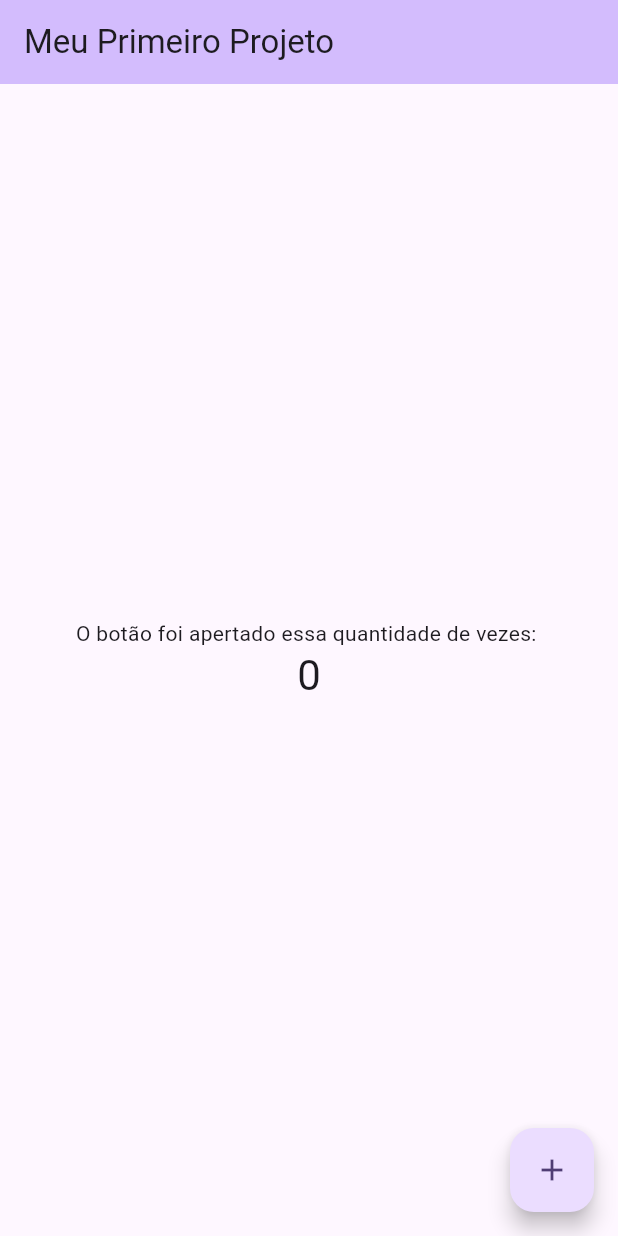
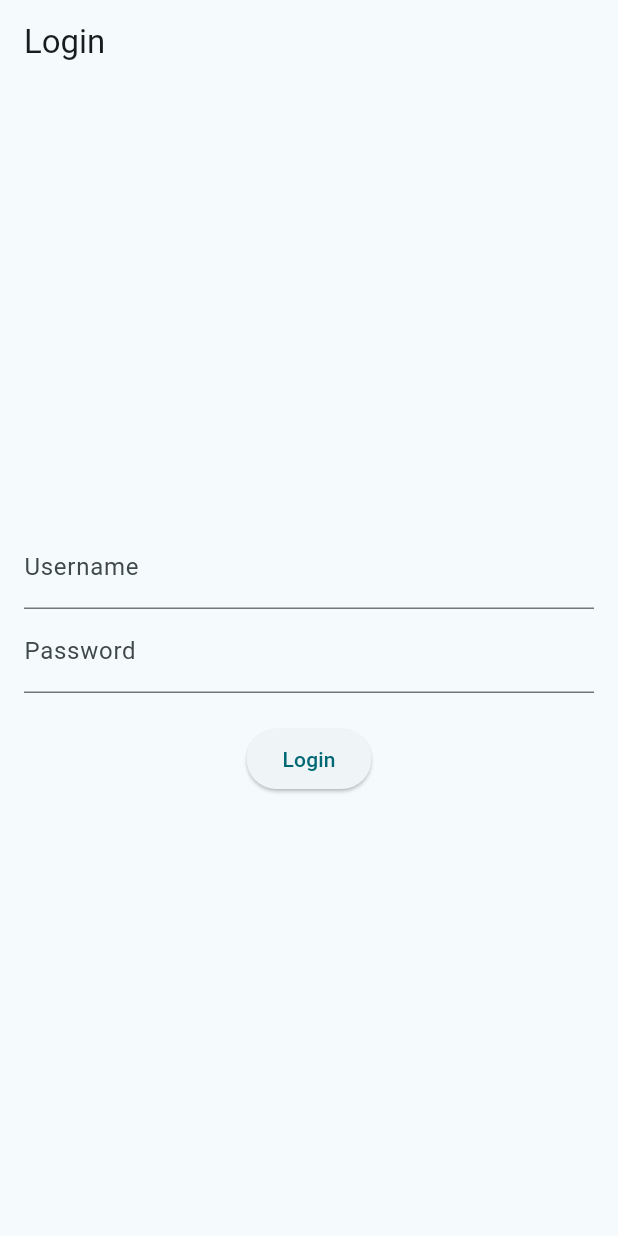
Before and after one commit to Felifet/flutter_tcc_app, a Flutter app: the screen it shows after launch, on a phone screen of 412 x 824 dp. Run offline on Flutter 3.47's test engine with Material 3 defaults, Android fonts, the phone set to English and light mode, and no system bars.

```diff
--- a/lib/main.dart
+++ b/lib/main.dart
@@ -1,4 +1,6 @@
 import 'package:flutter/material.dart';
+import 'src/screens/login_screen.dart';
+import 'src/screens/menu_screen.dart';
 
 void main() {
   runApp(const MyApp());
@@ -7,62 +9,20 @@ void main() {
 class MyApp extends StatelessWidget {
   const MyApp({super.key});
 
-  // This widget is the root of your application.
   @override
   Widget build(BuildContext context) {
     return MaterialApp(
       title: 'App TCC',
       theme: ThemeData(
-        colorScheme: ColorScheme.fromSeed(seedColor: Colors.deepPurple),
+        colorScheme: ColorScheme.fromSeed(
+            seedColor: const Color.fromARGB(255, 24, 174, 194)),
         useMaterial3: true,
       ),
-      home: const MyHomePage(title: 'Meu Primeiro Projeto'),
+      initialRoute: '/login',
+      routes: {
+        '/login': (context) => const LoginScreen(),
+        '/menu': (context) => const MenuScreen(),
+      },
     );
   }
 }
-
-class MyHomePage extends StatefulWidget {
-  final String title;
-  const MyHomePage({super.key, required this.title});
-
-  @override
-  State<MyHomePage> createState() => _MyHomePageState();
-}
-
-class _MyHomePageState extends State<MyHomePage> {
-  int _counter = 0;
-
-  void _incrementCounter() {
-    setState(() {
-      _counter++;
-    });
-  }
-
-  @override
-  Widget build(BuildContext context) {
-    return Scaffold(
-      appBar: AppBar(
-          backgroundColor: Theme.of(context).colorScheme.inversePrimary,
-          title: Text(widget.title)),
-      body: Center(
-        child: Column(
-          mainAxisAlignment: MainAxisAlignment.center,
-          children: <Widget>[
-            const Text(
-              'O botão foi apertado essa quantidade de vezes: ',
-            ),
-            Text(
-              '$_counter',
-              style: Theme.of(context).textTheme.headlineMedium,
-            ),
-          ],
-        ),
-      ),
-      floatingActionButton: FloatingActionButton(
-        onPressed: _incrementCounter,
-        tooltip: 'Increment',
-        child: const Icon(Icons.add),
-      ), // This trailing comma makes auto-formatting nicer for build methods.
-    );
-  }
-}
--- a/lib/src/screens/login_screen.dart
+++ b/lib/src/screens/login_screen.dart
@@ -0,0 +1,48 @@
+import 'package:flutter/material.dart';
+
+class LoginScreen extends StatefulWidget {
+  const LoginScreen({super.key});
+
+  @override
+  _LoginScreenState createState() => _LoginScreenState();
+}
+
+class _LoginScreenState extends State<LoginScreen> {
+  final TextEditingController _usernameController = TextEditingController();
+  final TextEditingController _passwordController = TextEditingController();
+
+  void _login() {
+    // Aqui você pode adicionar sua lógica de autenticação
+    // No exemplo abaixo, vai para o MenuScreen após clicar no botão de login
+    Navigator.pushReplacementNamed(context, '/menu');
+  }
+
+  @override
+  Widget build(BuildContext context) {
+    return Scaffold(
+      appBar: AppBar(title: const Text('Login')),
+      body: Padding(
+        padding: const EdgeInsets.all(16.0),
+        child: Column(
+          mainAxisAlignment: MainAxisAlignment.center,
+          children: <Widget>[
+            TextField(
+              controller: _usernameController,
+              decoration: const InputDecoration(labelText: 'Username'),
+            ),
+            TextField(
+              controller: _passwordController,
+              obscureText: true,
+              decoration: const InputDecoration(labelText: 'Password'),
+            ),
+            const SizedBox(height: 20),
+            ElevatedButton(
+              onPressed: _login,
+              child: const Text('Login'),
+            ),
+          ],
+        ),
+      ),
+    );
+  }
+}
--- /dev/null
+++ b/lib/src/screens/menu_screen.dart
@@ -0,0 +1,31 @@
+import 'package:flutter/material.dart';
+
+class MenuScreen extends StatelessWidget {
+  const MenuScreen({super.key});
+
+  @override
+  Widget build(BuildContext context) {
+    return Scaffold(
+      appBar: AppBar(title: const Text('Menu')),
+      body: Center(
+        child: Column(
+          mainAxisAlignment: MainAxisAlignment.center,
+          children: <Widget>[
+            ElevatedButton(
+              onPressed: () {
+                Navigator.pushNamed(context, '/home');
+              },
+              child: const Text('Home Screen'),
+            ),
+            ElevatedButton(
+              onPressed: () {
+                // Navegar para outra tela no futuro
+              },
+              child: const Text('Outra Tela'),
+            ),
+          ],
+        ),
+      ),
+    );
+  }
+}
--- a/pubspec.yaml
+++ b/pubspec.yaml
@@ -12,6 +12,7 @@ dependencies:
     sdk: flutter
 
   cupertino_icons: ^1.0.8
+  sqflite: ^2.3.3+1
 
 dev_dependencies:
   flutter_test:
```
Also changed, not shown: pubspec.lock.
